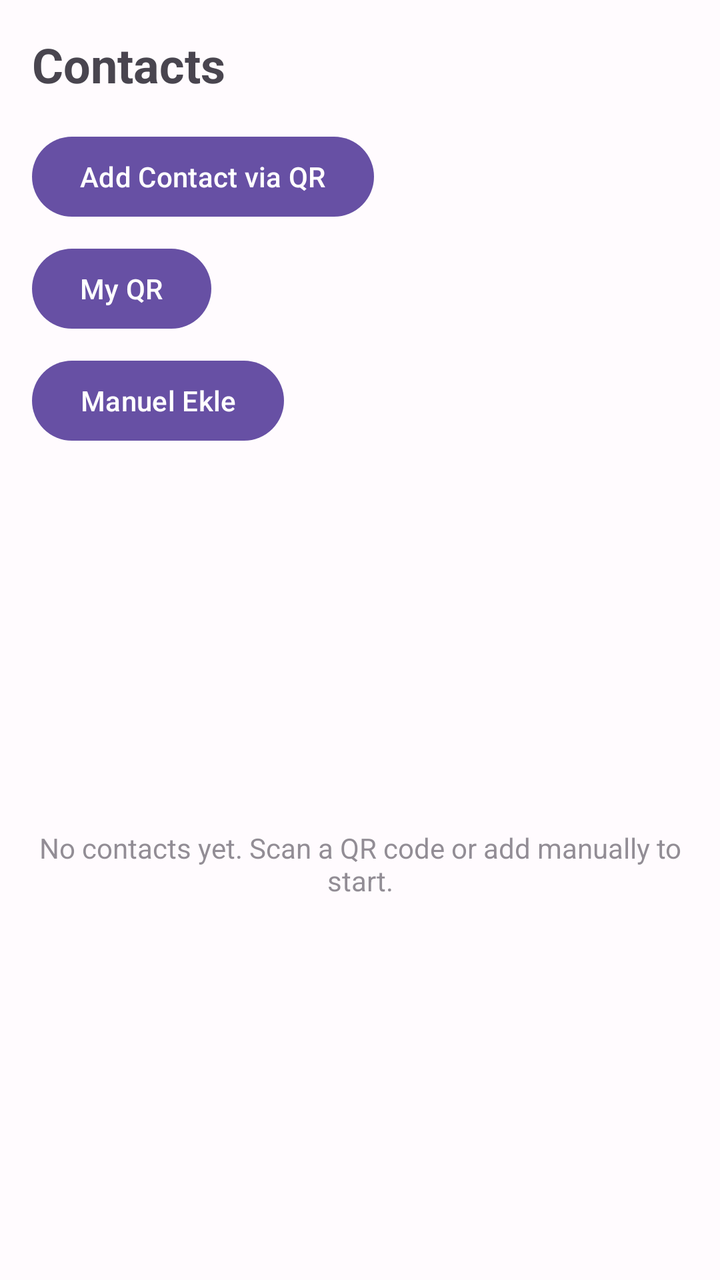
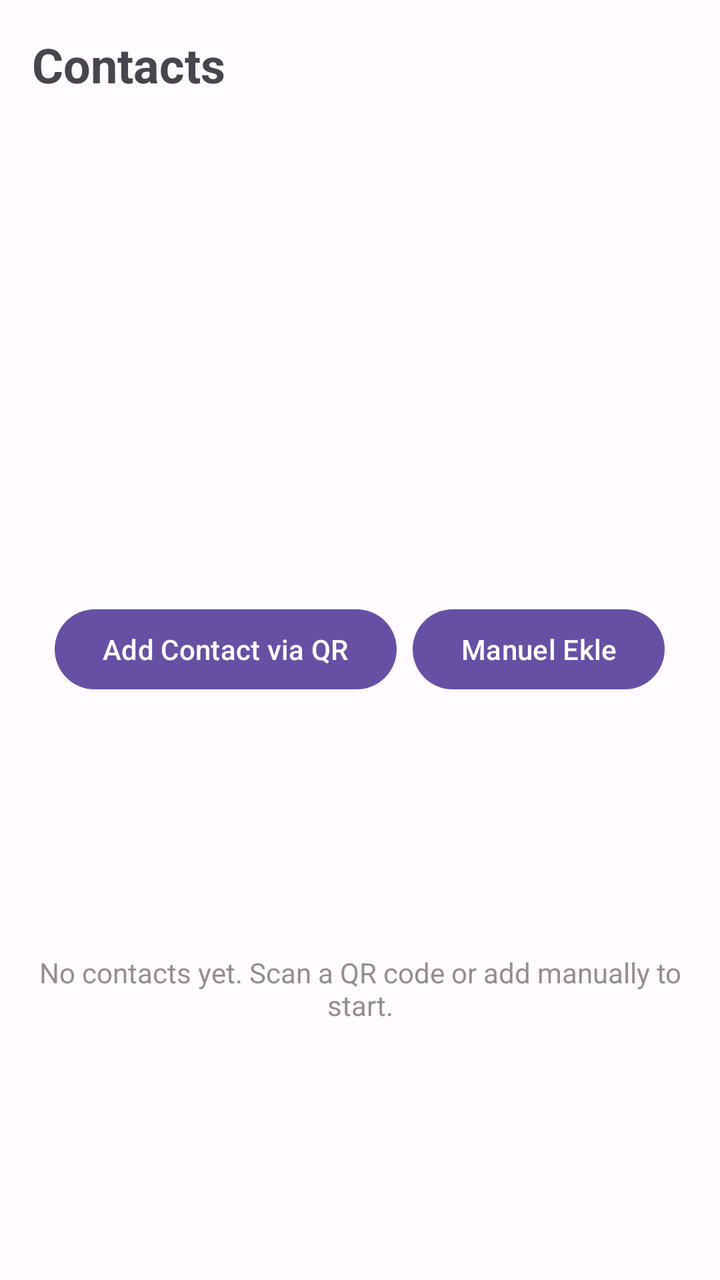

An Android layout rendered at two revisions. The XML below is the earlier revision; the diff shows what the commit changed to produce the second picture.
<!-- AndroidManifest.xml: application theme Theme.P2PMessenger -->
<!-- res/layout/fragment_contacts.xml -->
<?xml version="1.0" encoding="utf-8"?>
<LinearLayout xmlns:android="http://schemas.android.com/apk/res/android"
              android:orientation="vertical"
              android:padding="16dp"
              android:layout_width="match_parent"
              android:layout_height="match_parent">
    <TextView
        android:layout_width="wrap_content"
        android:layout_height="wrap_content"
        android:text="Contacts"
        android:textSize="24sp"
        android:textStyle="bold"/>
    <Button
        android:id="@+id/btn_scan_qr"
        android:layout_width="wrap_content"
        android:layout_height="wrap_content"
        android:text="Add Contact via QR"
        android:layout_marginTop="16dp"/>
    <Button
        android:id="@+id/btn_show_qr"
        android:layout_width="wrap_content"
        android:layout_height="wrap_content"
        android:text="@string/action_show_qr"
        android:layout_marginTop="8dp"/>
    <Button
        android:id="@+id/btn_manual_add"
        android:layout_width="wrap_content"
        android:layout_height="wrap_content"
        android:text="Manuel Ekle"
        android:layout_marginTop="8dp"/>
    <TextView
        android:id="@+id/contactsPlaceholder"
        android:layout_width="match_parent"
        android:layout_height="0dp"
        android:layout_weight="1"
        android:layout_marginTop="16dp"
        android:gravity="center"
        android:alpha="0.6"
        android:text="@string/msg_no_contacts"/>
    <androidx.recyclerview.widget.RecyclerView
        android:id="@+id/recyclerContacts"
        android:layout_width="match_parent"
        android:layout_height="0dp"
        android:layout_weight="1"
        android:layout_marginTop="16dp"
        android:visibility="gone"/>
</LinearLayout>
<!-- resources referenced by this layout -->
<resources>
  <string name="action_show_qr">My QR</string>
  <string name="msg_no_contacts">No contacts yet. Scan a QR code or add manually to start.</string>
  <style name="Theme.P2PMessenger" parent="Theme.Material3.DayNight">
          <item name="colorPrimary">@color/md_primary</item>
          <item name="colorOnPrimary">@color/md_on_primary</item>
          <item name="colorPrimaryContainer">@color/md_primary_container</item>
          <item name="colorOnPrimaryContainer">@color/md_on_primary_container</item>
          <item name="colorSecondary">@color/md_secondary</item>
          <item name="colorOnSecondary">@color/md_on_secondary</item>
          <item name="colorSecondaryContainer">@color/md_secondary_container</item>
          <item name="colorOnSecondaryContainer">@color/md_on_secondary_container</item>
          <item name="colorTertiary">@color/md_tertiary</item>
          <item name="colorOnTertiary">@color/md_on_tertiary</item>
          <item name="colorSurface">@color/md_surface</item>
          <item name="colorOnSurface">@color/md_on_surface</item>
          <item name="colorSurfaceVariant">@color/md_surface_variant</item>
          <item name="colorOnSurfaceVariant">@color/md_on_surface_variant</item>
          <item name="android:colorBackground">@color/md_background</item>
          <item name="colorOnBackground">@color/md_on_background</item>
          <item name="colorOutline">@color/md_outline</item>
          <item name="colorError">@color/md_error</item>
          <item name="colorOnError">@color/md_on_error</item>
          <item name="colorErrorContainer">@color/md_error_container</item>
          <item name="colorOnErrorContainer">@color/md_on_error_container</item>
          
          <item name="android:statusBarColor">?attr/colorSurface</item>
          <item name="android:navigationBarColor">?attr/colorSurface</item>
          <item name="android:windowLightStatusBar">@bool/is_light_theme</item>
          <item name="android:windowLightNavigationBar">@bool/is_light_theme</item>
      </style>
  <color name="md_primary">#6750A4</color>
  <color name="md_on_primary">#FFFFFF</color>
  <color name="md_primary_container">#EADDFF</color>
  <color name="md_on_primary_container">#21005D</color>
  <color name="md_secondary">#625B71</color>
  <color name="md_on_secondary">#FFFFFF</color>
  <color name="md_secondary_container">#E8DEF8</color>
  <color name="md_on_secondary_container">#1D192B</color>
  <color name="md_tertiary">#7D5260</color>
  <color name="md_on_tertiary">#FFFFFF</color>
  <color name="md_surface">#FFFBFE</color>
  <color name="md_on_surface">#1C1B1F</color>
  <color name="md_surface_variant">#E7E0EC</color>
  <color name="md_on_surface_variant">#49454F</color>
  <color name="md_background">#FFFBFE</color>
  <color name="md_on_background">#1C1B1F</color>
  <color name="md_outline">#79747E</color>
  <color name="md_error">#B3261E</color>
  <color name="md_on_error">#FFFFFF</color>
  <color name="md_error_container">#F9DEDC</color>
  <color name="md_on_error_container">#410E0B</color>
</resources>

<!-- the commit's change to res/layout/fragment_contacts.xml (unified diff, before → after) -->
@@ -10,24 +10,48 @@
         android:text="Contacts"
         android:textSize="24sp"
         android:textStyle="bold"/>
-    <Button
-        android:id="@+id/btn_scan_qr"
+
+    
+    <ImageView
+        android:id="@+id/imgOwnQr"
+        android:layout_width="200dp"
+        android:layout_height="200dp"
+        android:layout_gravity="center_horizontal"
+        android:layout_marginTop="16dp"
+        android:contentDescription="@string/action_show_qr" />
+
+    <TextView
+        android:id="@+id/txtOwnIdentityCode"
         android:layout_width="wrap_content"
         android:layout_height="wrap_content"
-        android:text="Add Contact via QR"
-        android:layout_marginTop="16dp"/>
-    <Button
-        android:id="@+id/btn_show_qr"
+        android:layout_gravity="center_horizontal"
+        android:layout_marginTop="8dp"
+        android:fontFamily="monospace"
+        android:textIsSelectable="true"
+        android:textSize="12sp" />
+
+    
+    <LinearLayout
         android:layout_width="wrap_content"
         android:layout_height="wrap_content"
-        android:text="@string/action_show_qr"
-        android:layout_marginTop="8dp"/>
-    <Button
-        android:id="@+id/btn_manual_add"
-        android:layout_width="wrap_content"
-        android:layout_height="wrap_content"
-        android:text="Manuel Ekle"
-        android:layout_marginTop="8dp"/>
+        android:layout_gravity="center_horizontal"
+        android:layout_marginTop="12dp"
+        android:orientation="horizontal">
+
+        <Button
+            android:id="@+id/btn_scan_qr"
+            android:layout_width="wrap_content"
+            android:layout_height="wrap_content"
+            android:text="Add Contact via QR"/>
+        <Button
+            android:id="@+id/btn_manual_add"
+            android:layout_width="wrap_content"
+            android:layout_height="wrap_content"
+            android:layout_marginStart="8dp"
+            android:text="Manuel Ekle"/>
+
+    </LinearLayout>
+
     <TextView
         android:id="@+id/contactsPlaceholder"
         android:layout_width="match_parent"
